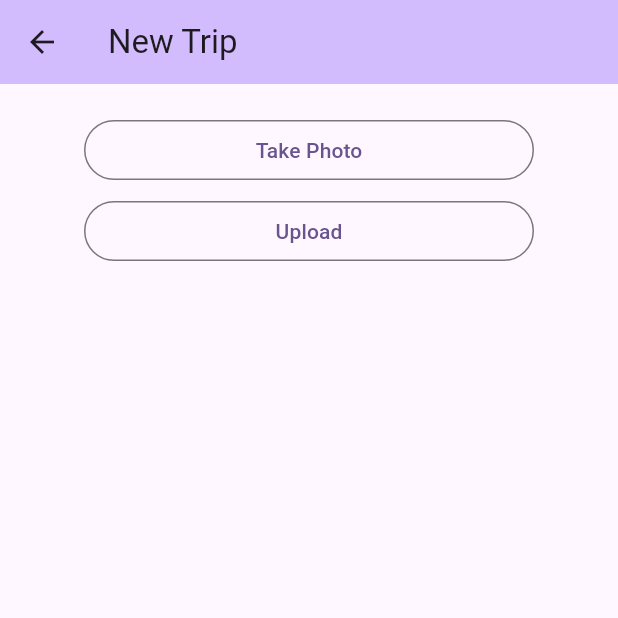
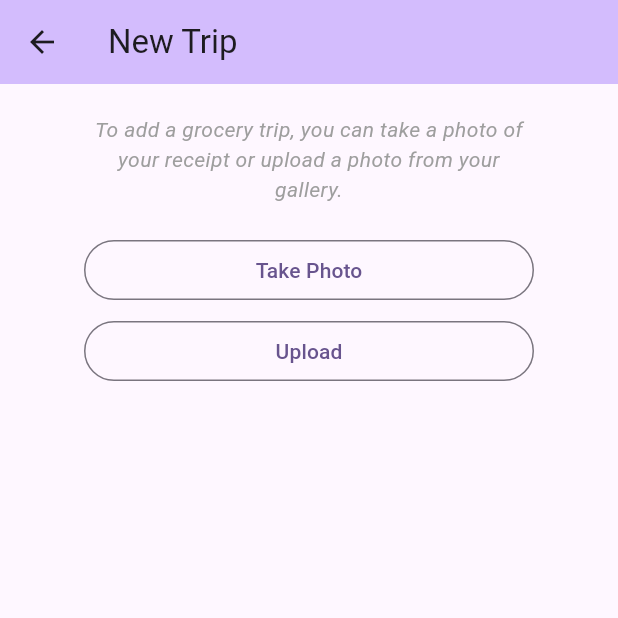
Before and after one commit to allanfang1/grocery_spending_tracker_app, a Flutter app: the NewTrip screen opened directly, on a phone screen of 412 x 824 dp, the top half of it. Run offline on Flutter 3.47's test engine with Material 3 defaults, Android fonts, the phone set to English and light mode, and no system bars; our stand-ins replace camera, flutter_riverpod, image_picker, permission_handler, persistent_bottom_nav_bar, riverpod_annotation; missing offline and left inert: flutter_cupertino_datetime_picker, google_mlkit_text_recognition; generated files the repository leaves out were written again.

Commit message:
basic instructions for new trip

```diff
--- a/lib/pages/trips/new_trip.dart
+++ b/lib/pages/trips/new_trip.dart
@@ -33,6 +33,14 @@ class _NewTrip extends State<NewTrip> {
             mainAxisAlignment: MainAxisAlignment.start,
             crossAxisAlignment: CrossAxisAlignment.stretch,
             children: <Widget>[
+              Container(
+                  padding: const EdgeInsets.only(top: 20.0),
+                  child: const Text(
+                      'To add a grocery trip, you can take a photo of your '
+                      'receipt or upload a photo from your gallery.',
+                      textAlign: TextAlign.center,
+                      style: TextStyle(
+                          fontStyle: FontStyle.italic, color: Colors.grey))),
               const SizedBox(height: 20),
               SizedBox(
                 child: OutlinedButton(
@@ -80,8 +88,8 @@ class _NewTrip extends State<NewTrip> {
       loading.hide();
 
       PersistentNavBarNavigator.pushNewScreen(context,
-          screen: LoadingOverlay(
-              child: ConfirmReceipt(tripData: formattedReceipt)),
+          screen:
+              LoadingOverlay(child: ConfirmReceipt(tripData: formattedReceipt)),
           withNavBar: false);
     } catch (e) {
       loading.hide();
```
Also changed, not shown: lib/pages/home.dart (+7 -12 lines).
